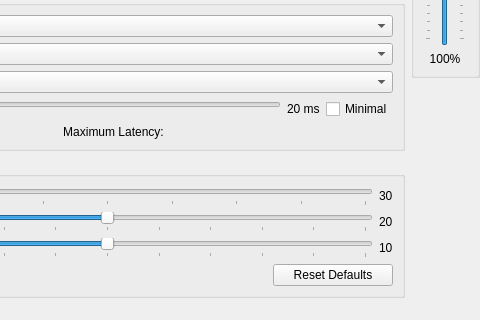
This is pcsx2-qt/Settings/AudioSettingsWidget.ui in PCSX2/pcsx2 as Qt 5 draws it before an edit; both pictures show x 274 to 754 and y 165 to 485 of the 754 by 485 pixel window. The edited form follows.
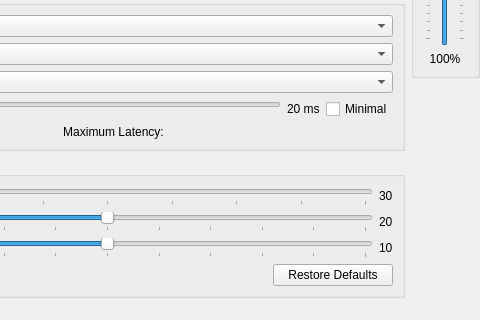
This is the edited form.

```diff
--- a/pcsx2-qt/Settings/AudioSettingsWidget.ui
+++ b/pcsx2-qt/Settings/AudioSettingsWidget.ui
@@ -176,7 +176,7 @@
            </size>
           </property>
           <property name="text">
-           <string>Reset Defaults</string>
+           <string>Restore Defaults</string>
           </property>
          </widget>
         </item>
```
